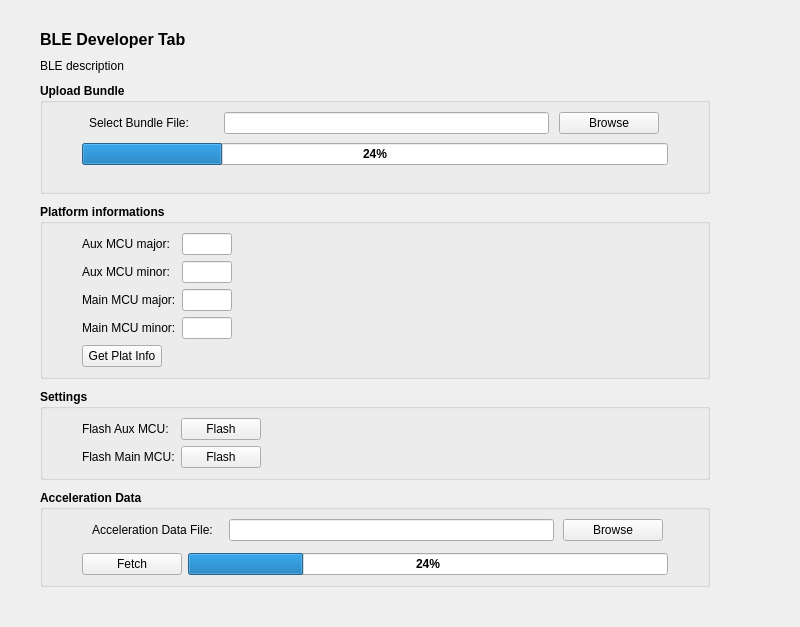
Old version of the form src/BleDev.ui in the repository mooltipass/moolticute.
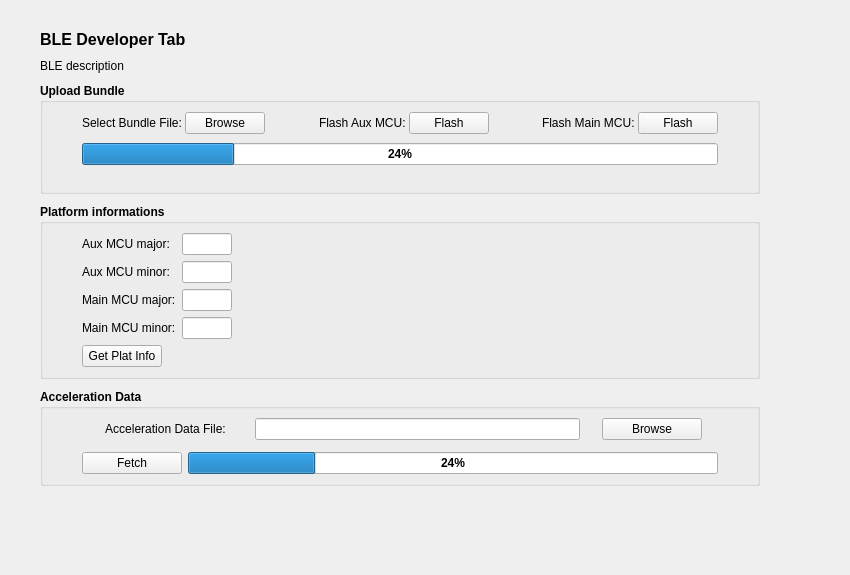
New version of the form.

Commit message:
Implement adjustments for BLE Dev tab
Moving MCU flashes next to upload bundle file

What changed in the file:
```diff
--- a/src/BleDev.ui
+++ b/src/BleDev.ui
@@ -6,13 +6,13 @@
    <rect>
     <x>0</x>
     <y>0</y>
-    <width>800</width>
+    <width>850</width>
     <height>575</height>
    </rect>
   </property>
   <property name="maximumSize">
    <size>
-    <width>800</width>
+    <width>850</width>
     <height>16777215</height>
    </size>
   </property>
@@ -149,31 +149,6 @@
           </property>
          </widget>
         </item>
-        <item>
-         <widget class="QLineEdit" name="lineEditBundlePath">
-          <property name="minimumSize">
-           <size>
-            <width>250</width>
-            <height>0</height>
-           </size>
-          </property>
-          <property name="maximumSize">
-           <size>
-            <width>325</width>
-            <height>16777215</height>
-           </size>
-          </property>
-          <property name="font">
-           <font>
-            <weight>50</weight>
-            <bold>false</bold>
-           </font>
-          </property>
-          <property name="readOnly">
-           <bool>true</bool>
-          </property>
-         </widget>
-        </item>
         <item>
          <widget class="QPushButton" name="btnFileBrowser">
           <property name="maximumSize">
@@ -193,6 +168,114 @@
           </property>
          </widget>
         </item>
+        <item>
+         <spacer name="horizontalSpacer">
+          <property name="orientation">
+           <enum>Qt::Horizontal</enum>
+          </property>
+          <property name="sizeHint" stdset="0">
+           <size>
+            <width>40</width>
+            <height>20</height>
+           </size>
+          </property>
+         </spacer>
+        </item>
+        <item>
+         <widget class="QLabel" name="label_ReflashAuxMCU">
+          <property name="minimumSize">
+           <size>
+            <width>0</width>
+            <height>0</height>
+           </size>
+          </property>
+          <property name="font">
+           <font>
+            <weight>50</weight>
+            <bold>false</bold>
+           </font>
+          </property>
+          <property name="text">
+           <string>Flash Aux MCU:</string>
+          </property>
+         </widget>
+        </item>
+        <item>
+         <widget class="QPushButton" name="btnReflashAuxMCU">
+          <property name="minimumSize">
+           <size>
+            <width>80</width>
+            <height>0</height>
+           </size>
+          </property>
+          <property name="maximumSize">
+           <size>
+            <width>16777215</width>
+            <height>16777215</height>
+           </size>
+          </property>
+          <property name="font">
+           <font>
+            <weight>50</weight>
+            <bold>false</bold>
+           </font>
+          </property>
+          <property name="text">
+           <string>Flash</string>
+          </property>
+         </widget>
+        </item>
+        <item>
+         <spacer name="horizontalSpacer_9">
+          <property name="orientation">
+           <enum>Qt::Horizontal</enum>
+          </property>
+          <property name="sizeHint" stdset="0">
+           <size>
+            <width>40</width>
+            <height>20</height>
+           </size>
+          </property>
+         </spacer>
+        </item>
+        <item>
+         <widget class="QLabel" name="label_FlashMainMCU">
+          <property name="font">
+           <font>
+            <weight>50</weight>
+            <bold>false</bold>
+           </font>
+          </property>
+          <property name="text">
+           <string>Flash Main MCU:</string>
+          </property>
+         </widget>
+        </item>
+        <item>
+         <widget class="QPushButton" name="btnFlashMainMCU">
+          <property name="minimumSize">
+           <size>
+            <width>80</width>
+            <height>0</height>
+           </size>
+          </property>
+          <property name="maximumSize">
+           <size>
+            <width>16777215</width>
+            <height>16777215</height>
+           </size>
+          </property>
+          <property name="font">
+           <font>
+            <weight>50</weight>
+            <bold>false</bold>
+           </font>
+          </property>
+          <property name="text">
+           <string>Flash</string>
+          </property>
+         </widget>
+        </item>
        </layout>
       </item>
       <item>
@@ -512,147 +595,6 @@
      </layout>
     </widget>
    </item>
-   <item>
-    <widget class="QGroupBox" name="groupBoxSettings">
-     <property name="font">
-      <font>
-       <weight>75</weight>
-       <bold>true</bold>
-      </font>
-     </property>
-     <property name="title">
-      <string>Settings</string>
-     </property>
-     <layout class="QVBoxLayout" name="verticalLayout_4">
-      <item>
-       <layout class="QGridLayout" name="gridLayout_2">
-        <property name="leftMargin">
-         <number>30</number>
-        </property>
-        <property name="rightMargin">
-         <number>30</number>
-        </property>
-        <item row="2" column="0">
-         <widget class="QLabel" name="label_FlashMainMCU">
-          <property name="font">
-           <font>
-            <weight>50</weight>
-            <bold>false</bold>
-           </font>
-          </property>
-          <property name="text">
-           <string>Flash Main MCU:</string>
-          </property>
-         </widget>
-        </item>
-        <item row="0" column="0">
-         <widget class="QLabel" name="label_ReflashAuxMCU">
-          <property name="minimumSize">
-           <size>
-            <width>0</width>
-            <height>0</height>
-           </size>
-          </property>
-          <property name="font">
-           <font>
-            <weight>50</weight>
-            <bold>false</bold>
-           </font>
-          </property>
-          <property name="text">
-           <string>Flash Aux MCU:</string>
-          </property>
-         </widget>
-        </item>
-        <item row="0" column="1">
-         <layout class="QHBoxLayout" name="horizontalLayout_9">
-          <item>
-           <widget class="QPushButton" name="btnReflashAuxMCU">
-            <property name="minimumSize">
-             <size>
-              <width>80</width>
-              <height>0</height>
-             </size>
-            </property>
-            <property name="maximumSize">
-             <size>
-              <width>16777215</width>
-              <height>16777215</height>
-             </size>
-            </property>
-            <property name="font">
-             <font>
-              <weight>50</weight>
-              <bold>false</bold>
-             </font>
-            </property>
-            <property name="text">
-             <string>Flash</string>
-            </property>
-           </widget>
-          </item>
-          <item>
-           <spacer name="horizontalSpacer_7">
-            <property name="orientation">
-             <enum>Qt::Horizontal</enum>
-            </property>
-            <property name="sizeHint" stdset="0">
-             <size>
-              <width>40</width>
-              <height>20</height>
-             </size>
-            </property>
-           </spacer>
-          </item>
-         </layout>
-        </item>
-        <item row="2" column="1">
-         <layout class="QHBoxLayout" name="horizontalLayout_10">
-          <item>
-           <widget class="QPushButton" name="btnFlashMainMCU">
-            <property name="minimumSize">
-             <size>
-              <width>80</width>
-              <height>0</height>
-             </size>
-            </property>
-            <property name="maximumSize">
-             <size>
-              <width>16777215</width>
-              <height>16777215</height>
-             </size>
-            </property>
-            <property name="font">
-             <font>
-              <weight>50</weight>
-              <bold>false</bold>
-             </font>
-            </property>
-            <property name="text">
-             <string>Flash</string>
-            </property>
-           </widget>
-          </item>
-          <item>
-           <spacer name="horizontalSpacer_8">
-            <property name="orientation">
-             <enum>Qt::Horizontal</enum>
-            </property>
-            <property name="sizeHint" stdset="0">
-             <size>
-              <width>40</width>
-              <height>20</height>
-             </size>
-            </property>
-           </spacer>
-          </item>
-         </layout>
-        </item>
-       </layout>
-      </item>
-     </layout>
-    </widget>
-   </item>
    <item>
     <widget class="QGroupBox" name="groupBoxAccData">
      <property name="sizePolicy">
```
The commit also changes 1 other file.
